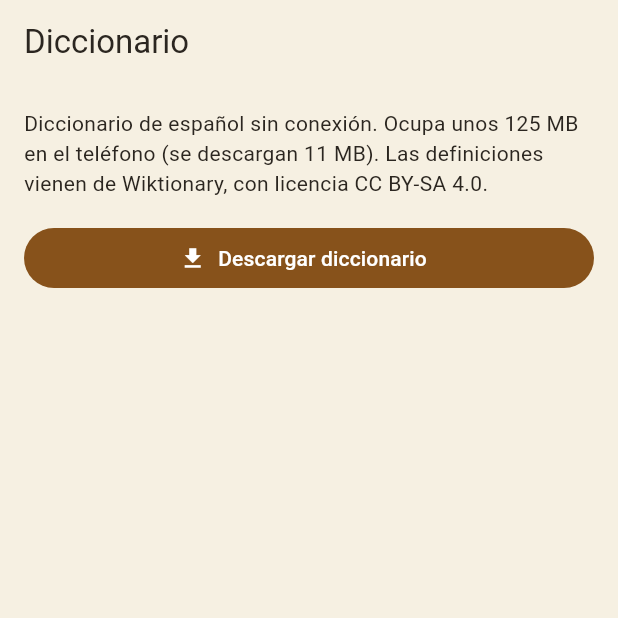
After one commit to YeisenK/Pergamino_Lector_Markdown, a Flutter app: the DictionaryPage screen opened by its route, on a phone screen of 412 x 824 dp, the top half of it. The commit adds this screen. Run offline on Flutter 3.47's test engine with Material 3 defaults, Android fonts, the phone set to English and light mode, and no system bars; our stand-ins replace audioplayers, file_picker, flutter_riverpod, flutter_tts, go_router, google_fonts and 5 more; missing offline and left inert: markdown, screen_brightness, sherpa_onnx; accounts and stored records are empty; Roboto replaces fonts that are missing (Literata); project files that could hold a hidden picture were left out.

Commit message:
Diccionario de español sin conexión: definiciones al seleccionar una palabra, búsqueda y descarga

```diff
--- a/lib/app/router.dart
+++ b/lib/app/router.dart
@@ -3,6 +3,7 @@ import 'package:go_router/go_router.dart';
 import '../features/library/library_page.dart';
 import '../features/reader/reader_page.dart';
 import '../features/settings/backup_page.dart';
+import '../features/dictionary/dictionary_page.dart';
 import '../features/editor/editor_page.dart';
 import '../features/library/library_search_page.dart';
 import '../features/gestures/gestures_page.dart';
@@ -25,6 +26,7 @@ final router = GoRouter(
   GoRoute(path: '/backup', builder: (_, _) => const BackupPage()),
   GoRoute(path: '/features', builder: (_, _) => const FeaturesPage()),
   GoRoute(path: '/voices', builder: (_, _) => const VoicesPage()),
+  GoRoute(path: '/diccionario', builder: (_, _) => const DictionaryPage()),
   GoRoute(path: '/buscar', builder: (_, _) => const LibrarySearchPage()),
   GoRoute(
     path: '/read/:id',
--- a/lib/data/features.dart
+++ b/lib/data/features.dart
@@ -28,7 +28,9 @@ enum Feature {
   paginated('Modo paginado',
       'Leer por páginas en lugar de desplazarse de forma continua.', false),
   editor('Editor de libros',
-      'Corrige o escribe el texto de tus libros dentro de la app.', false);
+      'Corrige o escribe el texto de tus libros dentro de la app.', false),
+  dictionary('Diccionario',
+      'Definiciones de palabras sin conexión. Se descarga una vez.', true);
 
   const Feature(this.label, this.hint, this.defaultOn);
   final String label;
--- /dev/null
+++ b/lib/features/dictionary/dictionary_page.dart
@@ -0,0 +1,122 @@
+import 'package:flutter_riverpod/flutter_riverpod.dart';
+import 'package:material_ui/material_ui.dart';
+
+import '../../data/dictionary.dart';
+
+class DictionaryPage extends ConsumerStatefulWidget {
+  const DictionaryPage({super.key});
+
+  @override
+  ConsumerState<DictionaryPage> createState() => _DictionaryPageState();
+}
+
+class _DictionaryPageState extends ConsumerState<DictionaryPage> {
+  final _ctrl = TextEditingController();
+  List<DictEntry>? _result;
+  String _last = '';
+
+  @override
+  void dispose() {
+    _ctrl.dispose();
+    super.dispose();
+  }
+
+  Future<void> _search(String q) async {
+    _last = q.trim();
+    if (_last.isEmpty) return;
+    final r = await DictionaryStore.lookup(_last);
+    if (!mounted || _last != q.trim()) return;
+    setState(() => _result = r);
+  }
+
+  @override
+  Widget build(BuildContext context) {
+    final theme = Theme.of(context);
+    final status = ref.watch(dictionaryProvider);
+    final n = ref.read(dictionaryProvider.notifier);
+
+    return Scaffold(
+      appBar: AppBar(title: const Text('Diccionario')),
+      body: ListView(padding: const EdgeInsets.all(16), children: [
+        if (!status.installed) ...[
+          Text(
+            'Diccionario de español sin conexión. Ocupa unos $dictionaryInstalledMb MB en el teléfono (se descargan $dictionaryDownloadMb MB). Las definiciones vienen de Wiktionary, con licencia CC BY-SA 4.0.',
+            style: theme.textTheme.bodyMedium,
+          ),
+          const SizedBox(height: 16),
+          if (status.progress != null) ...[
+            LinearProgressIndicator(value: status.progress == 0 ? null : status.progress),
+            const SizedBox(height: 8),
+            Text('Descargando… ${((status.progress ?? 0) * 100).round()} %',
+                style: theme.textTheme.labelMedium),
+          ] else
+            FilledButton.icon(
+              icon: const Icon(Icons.download),
+              label: const Text('Descargar diccionario'),
+              onPressed: n.download,
+            ),
+          if (status.error != null) ...[
+            const SizedBox(height: 12),
+            Text(status.error!, style: TextStyle(color: theme.colorScheme.error)),
+          ],
+        ] else ...[
+          TextField(
+            controller: _ctrl,
+            textInputAction: TextInputAction.search,
+            autofocus: true,
+            decoration: InputDecoration(
+              hintText: 'Escribe una palabra',
+              prefixIcon: const Icon(Icons.search),
+              filled: true,
+              fillColor: theme.colorScheme.onSurface.withValues(alpha: .06),
+              border: OutlineInputBorder(
+                borderRadius: BorderRadius.circular(14),
+                borderSide: BorderSide.none,
+              ),
+            ),
+            onSubmitted: _search,
+          ),
+          const SizedBox(height: 12),
+          if (_result != null && _result!.isEmpty)
+            Text('No está en el diccionario.', style: theme.textTheme.bodyMedium),
+          if (_result != null)
+            for (final e in _result!) ...[
+              Text('${e.word}  ·  ${e.pos}',
+                  style: theme.textTheme.titleSmall?.copyWith(fontStyle: FontStyle.italic)),
+              for (var i = 0; i < e.glosses.length; i++)
+                Padding(
+                  padding: const EdgeInsets.only(top: 4, left: 4),
+                  child: Text('${i + 1}. ${e.glosses[i]}', style: theme.textTheme.bodyMedium),
+                ),
+              const SizedBox(height: 14),
+            ],
+          const SizedBox(height: 24),
+          Center(
+            child: TextButton.icon(
+              icon: const Icon(Icons.delete_outline),
+              label: const Text('Borrar diccionario del teléfono'),
+              onPressed: () async {
+                final ok = await showDialog<bool>(
+                  context: context,
+                  builder: (c) => AlertDialog(
+                    title: const Text('Borrar diccionario'),
+                    content: const Text('Podrás volver a descargarlo cuando quieras.'),
+                    actions: [
+                      TextButton(
+                          onPressed: () => Navigator.pop(c, false),
+                          child: const Text('Cancelar')),
+                      FilledButton(
+                          onPressed: () => Navigator.pop(c, true),
+                          child: const Text('Borrar')),
+                    ],
+                  ),
+                );
+                if (ok == true) n.remove();
+              },
+            ),
+          ),
+        ],
+      ]),
+    );
+  }
+}
--- a/lib/features/library/library_page.dart
+++ b/lib/features/library/library_page.dart
@@ -311,6 +311,11 @@ class _LibraryPageState extends ConsumerState<LibraryPage> {
                                   value: '/buscar',
                                   child: Text('Buscar en todos los libros'),
                                 ),
+                                if (ref.watch(featuresProvider).contains(Feature.dictionary))
+                                  const PopupMenuItem(
+                                    value: '/diccionario',
+                                    child: Text('Diccionario'),
+                                  ),
                                 const PopupMenuItem(
                                   value: '/features',
                                   child: Text('Funciones'),
```
Also changed, not shown: lib/data/dictionary.dart (added, +211 -0 lines), lib/features/dictionary/dictionary_sheet.dart (added, +101 -0 lines), lib/features/reader/md_renderer.dart (+12 -0 lines), 2 other files.
